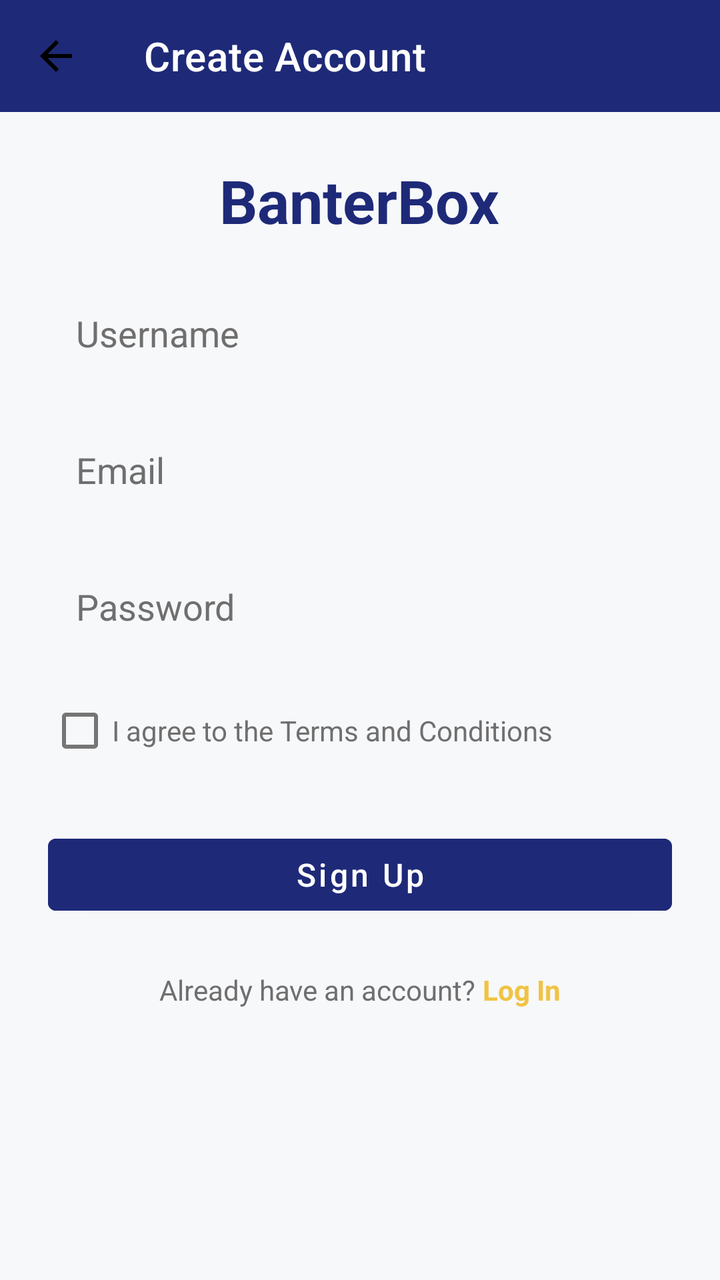
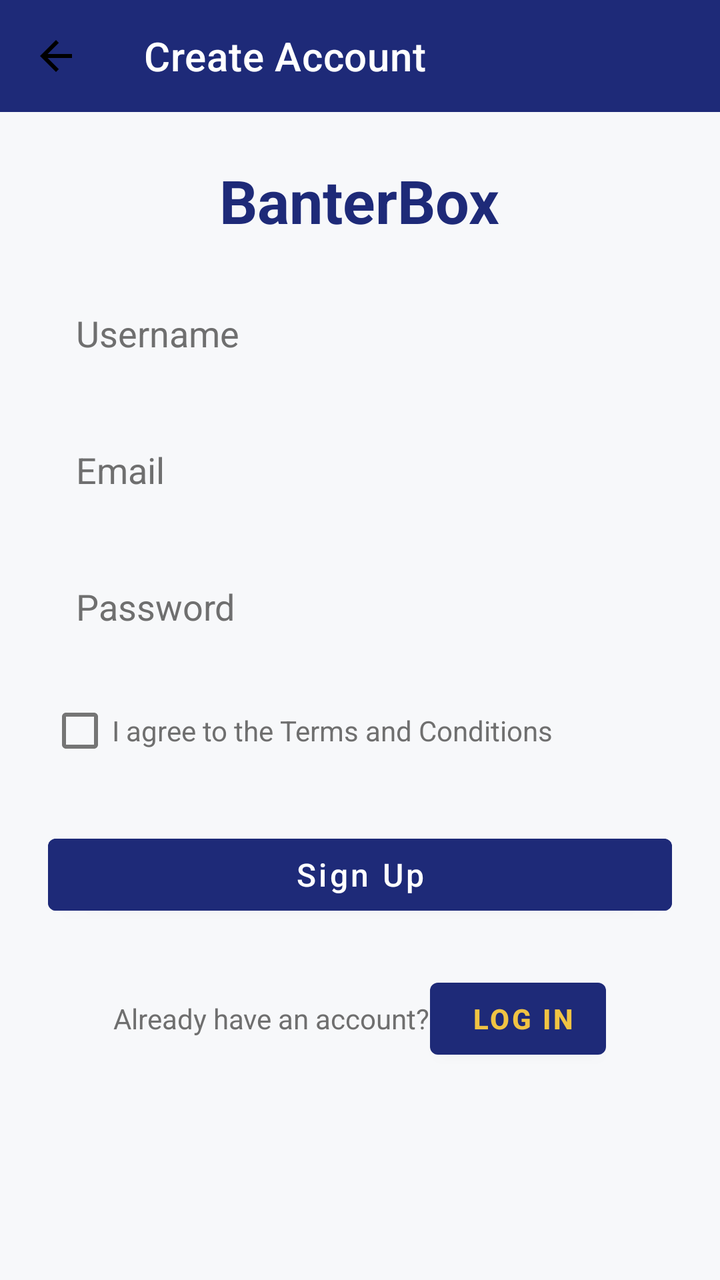

Before-and-after screenshots of an Android layout around one commit, followed by the original layout XML and the change that was made.
<!-- AndroidManifest.xml: application theme Theme.MainApplication -->
<!-- res/layout/activity_signup.xml -->
<?xml version="1.0" encoding="utf-8"?>
<LinearLayout xmlns:android="http://schemas.android.com/apk/res/android"
    xmlns:app="http://schemas.android.com/apk/res-auto"
    xmlns:tools="http://schemas.android.com/tools"
    android:layout_width="match_parent"
    android:layout_height="match_parent"
    android:orientation="vertical"
    android:background="@color/colorBackground"
    tools:context=".SignupActivity">

    <com.google.android.material.appbar.MaterialToolbar
        android:id="@+id/toolbar"
        android:layout_width="match_parent"
        android:layout_height="?attr/actionBarSize"
        android:background="?attr/colorPrimary"
        app:title="Create Account"
        app:titleTextColor="@android:color/white"
        app:navigationIcon="@drawable/ic_arrow_back_24"
        app:navigationContentDescription="Back" />

    <ScrollView
        android:layout_width="match_parent"
        android:layout_height="match_parent"
        android:fillViewport="true">

        <LinearLayout
            android:layout_width="match_parent"
            android:layout_height="wrap_content"
            android:orientation="vertical"
            android:padding="24dp"
            android:gravity="center_horizontal">

            <TextView
                android:id="@+id/tvSignupTitle"
                android:layout_width="wrap_content"
                android:layout_height="wrap_content"
                android:layout_marginBottom="20dp"
                android:text="BanterBox"
                android:textColor="@color/colorPrimary"
                android:textSize="30sp"
                android:textStyle="bold" />

            
            <EditText
                android:id="@+id/etUsernameSignup"
                android:layout_width="match_parent"
                android:layout_height="wrap_content"
                android:hint="Username"
                android:background="@drawable/rounded_input_bg"
                android:padding="14dp"
                android:textColor="@color/colorTextPrimary"
                android:textColorHint="@color/colorTextSecondary"
                android:layout_marginBottom="16dp" />

            
            <EditText
                android:id="@+id/etEmailSignup"
                android:layout_width="match_parent"
                android:layout_height="wrap_content"
                android:hint="Email"
                android:inputType="textEmailAddress"
                android:background="@drawable/rounded_input_bg"
                android:padding="14dp"
                android:textColor="@color/colorTextPrimary"
                android:textColorHint="@color/colorTextSecondary"
                android:layout_marginBottom="16dp" />

            
            <EditText
                android:id="@+id/etPasswordSignup"
                android:layout_width="match_parent"
                android:layout_height="wrap_content"
                android:hint="Password"
                android:inputType="textPassword"
                android:background="@drawable/rounded_input_bg"
                android:padding="14dp"
                android:textColor="@color/colorTextPrimary"
                android:textColorHint="@color/colorTextSecondary"
                android:layout_marginBottom="12dp" />

            
            <CheckBox
                android:id="@+id/checkBox"
                android:layout_width="match_parent"
                android:layout_height="wrap_content"
                android:text="I agree to the Terms and Conditions"
                android:textColor="@color/colorTextSecondary"
                android:layout_marginBottom="24dp" />

            
            <Button
                android:id="@+id/btSignup"
                android:layout_width="match_parent"
                android:layout_height="wrap_content"
                android:text="Sign Up"
                android:textAllCaps="false"
                android:textColor="@android:color/white"
                android:textSize="16sp"
                android:backgroundTint="@color/colorPrimary"
                android:layout_marginBottom="16dp" />

            
            <LinearLayout
                android:layout_width="wrap_content"
                android:layout_height="wrap_content"
                android:orientation="horizontal"
                android:layout_marginTop="8dp">

                <TextView
                    android:layout_width="wrap_content"
                    android:layout_height="wrap_content"
                    android:text="Already have an account?"
                    android:textColor="@color/colorTextSecondary"
                    android:textSize="14sp" />

                <TextView
                    android:id="@+id/tvBackToLogin"
                    android:layout_width="wrap_content"
                    android:layout_height="wrap_content"
                    android:text=" Log In"
                    android:textColor="@color/colorAccent"
                    android:textStyle="bold"
                    android:textSize="14sp" />
            </LinearLayout>
        </LinearLayout>
    </ScrollView>
</LinearLayout>
<!-- resources referenced by this layout -->
<resources>
  <color name="colorAccent">#F0C343</color>
  <color name="colorBackground">#F7F8FA</color>
  <color name="colorPrimary">#1E2A78</color>
  <color name="colorTextPrimary">#1B1B1B</color>
  <color name="colorTextSecondary">#6F6F6F</color>
  <!-- drawable ic_arrow_back_24 (drawable) -->
  <vector xmlns:android="http://schemas.android.com/apk/res/android" android:autoMirrored="true" android:height="24dp" android:tint="#000000" android:viewportHeight="24" android:viewportWidth="24" android:width="24dp">
        
      <path android:fillColor="@android:color/white" android:pathData="M20,11H7.83l5.59,-5.59L12,4l-8,8 8,8 1.41,-1.41L7.83,13H20v-2z"/>
      
  </vector>
  <!-- drawable rounded_input_bg (drawable) -->
  <?xml version="1.0" encoding="utf-8"?>
  <selector xmlns:android="http://schemas.android.com/apk/res/android">
      <shape xmlns:android="http://schemas.android.com/apk/res/android" android:shape="rectangle">
          <solid android:color="@color/colorSecondary" />
          <corners android:radius="24dp" />
          <padding
              android:left="12dp"
              android:top="8dp"
              android:right="12dp"
              android:bottom="8dp" />
      </shape>
  
  </selector>
  <style name="Theme.MainApplication" parent="Theme.MaterialComponents.DayNight.NoActionBar">
          
          <item name="colorPrimary">@color/colorPrimary</item>
          <item name="colorPrimaryVariant">@color/colorPrimaryVariant</item>
          <item name="colorAccent">@color/colorAccent</item>
          <item name="colorOnPrimary">@android:color/white</item>
  
          
          <item name="android:colorBackground">@color/colorBackground</item>
          <item name="colorSurface">@color/colorSurface</item>
  
          
          <item name="android:textColorPrimary">@color/colorTextPrimary</item>
          <item name="android:textColorSecondary">@color/colorTextSecondary</item>
  
          
          <item name="android:statusBarColor">@color/colorPrimaryVariant</item>
          <item name="android:navigationBarColor">@color/colorPrimaryVariant</item>
  
          
          <item name="toolbarStyle">@style/Widget.CustomToolbar</item>
      </style>
  <color name="colorSecondary">#E9E7FF</color>
  <color name="colorPrimaryVariant">#3700B3</color>
  <color name="colorSurface">#FFFFFF</color>
  <style name="Widget.CustomToolbar" parent="Widget.MaterialComponents.Toolbar">
          <item name="android:background">@color/colorPrimary</item>
          <item name="titleTextColor">@android:color/white</item>
          <item name="subtitleTextColor">@color/colorSecondary</item>
      </style>
</resources>

<!-- the commit's change to res/layout/activity_signup.xml (unified diff, before → after) -->
@@ -113,14 +113,14 @@
                     android:textColor="@color/colorTextSecondary"
                     android:textSize="14sp" />
 
-                <TextView
-                    android:id="@+id/tvBackToLogin"
+                <Button
+                    android:id="@+id/btBackToLogin"
                     android:layout_width="wrap_content"
                     android:layout_height="wrap_content"
                     android:text=" Log In"
                     android:textColor="@color/colorAccent"
-                    android:textStyle="bold"
-                    android:textSize="14sp" />
+                    android:textSize="14sp"
+                    android:textStyle="bold" />
             </LinearLayout>
         </LinearLayout>
     </ScrollView>
